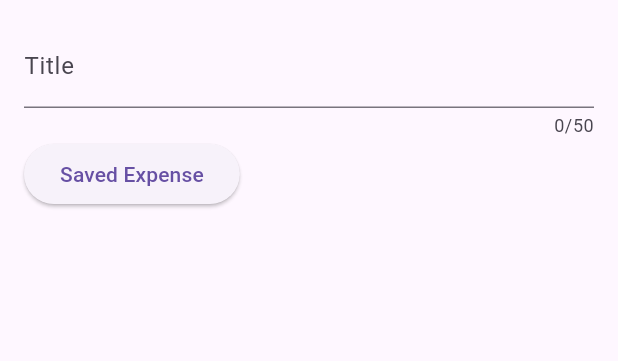
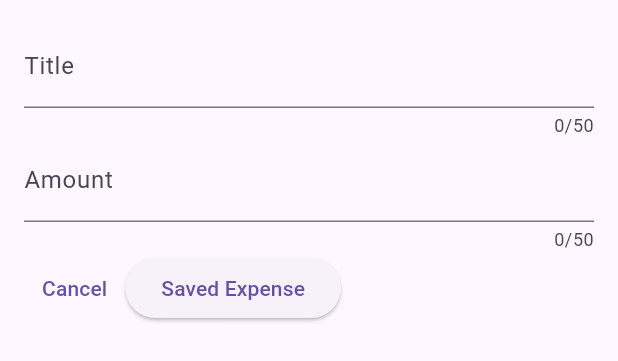
Before and after one commit to pankajatgithub/flutter_expense_tracker_app, a Flutter app: the NewExpense widget shown alone on an empty page, opened directly, on a phone screen of 412 x 824 dp. Shown: the top 361 px of the screen. Run offline on Flutter 3.47's test engine with Material 3 defaults, Android fonts, the light colour scheme and no system bars.

Commit message:
amount text field and modal close functionality

```diff
--- a/lib/widgets/new_expense.dart
+++ b/lib/widgets/new_expense.dart
@@ -21,7 +21,7 @@ Widget build(BuildContext context){
   // }
 
   final _titleController = TextEditingController();
-
+  final _amountController = TextEditingController();
   @override
   void dispose() {
     _titleController.dispose();
@@ -41,11 +41,29 @@ Widget build(BuildContext context){
             label: Text("Title")
           ),
         ),
+
+        TextField(
+          controller: _amountController,
+          maxLength: 50,
+          keyboardType:TextInputType.number ,
+          decoration: const InputDecoration(
+            prefixText: '\$ ',
+            label: Text("Amount")
+          ),
+
+
+        ),
         Row(
           children: [
+            TextButton(onPressed: (){
+              Navigator.pop(context);
+            },
+            child: const Text("Cancel")),
             ElevatedButton(
               onPressed: (){
                 print(_titleController.text);
+                print(_amountController.text);
+
               },
               child: const Text("Saved Expense"))
           ],
```
